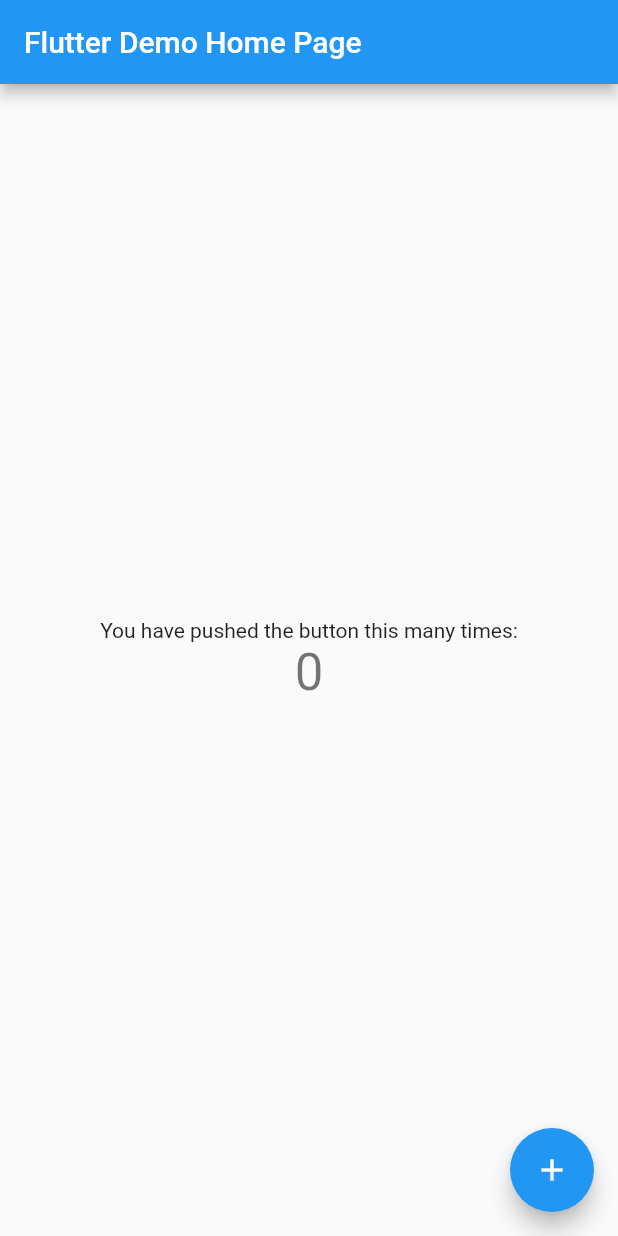
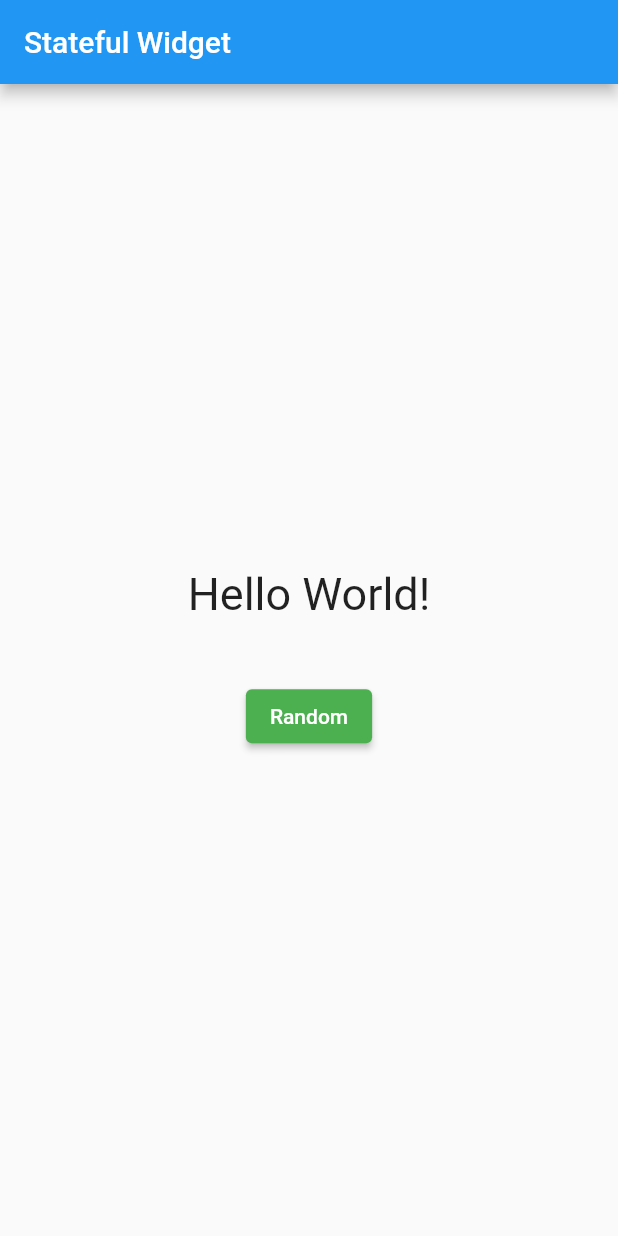
Before and after one commit to datlechin/FlutterExamples, a Flutter app: the screen it shows after launch, on a phone screen of 412 x 824 dp. Run offline on Flutter 3.47's test engine with Material 2 defaults, Android fonts, the phone set to English and light mode, and no system bars.

Commit message:
stateful widget

```diff
--- a/lib/main.dart
+++ b/lib/main.dart
@@ -5,111 +5,59 @@ void main() {
 }
 
 class MyApp extends StatelessWidget {
-  const MyApp({super.key});
+  const MyApp({Key? key}) : super(key: key);
 
-  // This widget is the root of your application.
   @override
   Widget build(BuildContext context) {
-    return MaterialApp(
-      title: 'Flutter Demo',
-      theme: ThemeData(
-        // This is the theme of your application.
-        //
-        // Try running your application with "flutter run". You'll see the
-        // application has a blue toolbar. Then, without quitting the app, try
-        // changing the primarySwatch below to Colors.green and then invoke
-        // "hot reload" (press "r" in the console where you ran "flutter run",
-        // or simply save your changes to "hot reload" in a Flutter IDE).
-        // Notice that the counter didn't reset back to zero; the application
-        // is not restarted.
-        primarySwatch: Colors.blue,
-      ),
-      home: const MyHomePage(title: 'Flutter Demo Home Page'),
+    return const MaterialApp(
+      debugShowCheckedModeBanner: false,
+      home: MyHomePage(),
     );
   }
 }
 
 class MyHomePage extends StatefulWidget {
-  const MyHomePage({super.key, required this.title});
-
-  // This widget is the home page of your application. It is stateful, meaning
-  // that it has a State object (defined below) that contains fields that affect
-  // how it looks.
-
-  // This class is the configuration for the state. It holds the values (in this
-  // case the title) provided by the parent (in this case the App widget) and
-  // used by the build method of the State. Fields in a Widget subclass are
-  // always marked "final".
-
-  final String title;
+  const MyHomePage({Key? key}) : super(key: key);
 
   @override
   State<MyHomePage> createState() => _MyHomePageState();
 }
 
 class _MyHomePageState extends State<MyHomePage> {
-  int _counter = 0;
+  final List<String> _strings = ['Flutter', 'Dart', 'PHP', 'Laravel', 'Google'];
+  String displayString = 'Hello World!';
 
-  void _incrementCounter() {
+  void _randomText() {
     setState(() {
-      // This call to setState tells the Flutter framework that something has
-      // changed in this State, which causes it to rerun the build method below
-      // so that the display can reflect the updated values. If we changed
-      // _counter without calling setState(), then the build method would not be
-      // called again, and so nothing would appear to happen.
-      _counter++;
+      displayString = (_strings.toList()..shuffle()).first;
     });
   }
 
   @override
   Widget build(BuildContext context) {
-    // This method is rerun every time setState is called, for instance as done
-    // by the _incrementCounter method above.
-    //
-    // The Flutter framework has been optimized to make rerunning build methods
-    // fast, so that you can just rebuild anything that needs updating rather
-    // than having to individually change instances of widgets.
     return Scaffold(
       appBar: AppBar(
-        // Here we take the value from the MyHomePage object that was created by
-        // the App.build method, and use it to set our appbar title.
-        title: Text(widget.title),
+        title: const Text('Stateful Widget'),
       ),
       body: Center(
-        // Center is a layout widget. It takes a single child and positions it
-        // in the middle of the parent.
         child: Column(
-          // Column is also a layout widget. It takes a list of children and
-          // arranges them vertically. By default, it sizes itself to fit its
-          // children horizontally, and tries to be as tall as its parent.
-          //
-          // Invoke "debug painting" (press "p" in the console, choose the
-          // "Toggle Debug Paint" action from the Flutter Inspector in Android
-          // Studio, or the "Toggle Debug Paint" command in Visual Studio Code)
-          // to see the wireframe for each widget.
-          //
-          // Column has various properties to control how it sizes itself and
-          // how it positions its children. Here we use mainAxisAlignment to
-          // center the children vertically; the main axis here is the vertical
-          // axis because Columns are vertical (the cross axis would be
-          // horizontal).
           mainAxisAlignment: MainAxisAlignment.center,
-          children: <Widget>[
-            const Text(
-              'You have pushed the button this many times:',
+          children: [
+            Text(
+              displayString,
+              style: const TextStyle(fontSize: 30.0),
             ),
-            Text(
-              '$_counter',
-              style: Theme.of(context).textTheme.headline4,
-            ),
+            const Padding(padding: EdgeInsets.all(20.0)),
+            ElevatedButton(
+              onPressed: _randomText,
+              style: ElevatedButton.styleFrom(
+                backgroundColor: Colors.green
+              ),
+              child: const Text('Random'),
+            )
           ],
         ),
-      ),
-      floatingActionButton: FloatingActionButton(
-        onPressed: _incrementCounter,
-        tooltip: 'Increment',
-        child: const Icon(Icons.add),
-      ), // This trailing comma makes auto-formatting nicer for build methods.
+      )
     );
   }
 }
```
Also changed, not shown: 1 other file.
